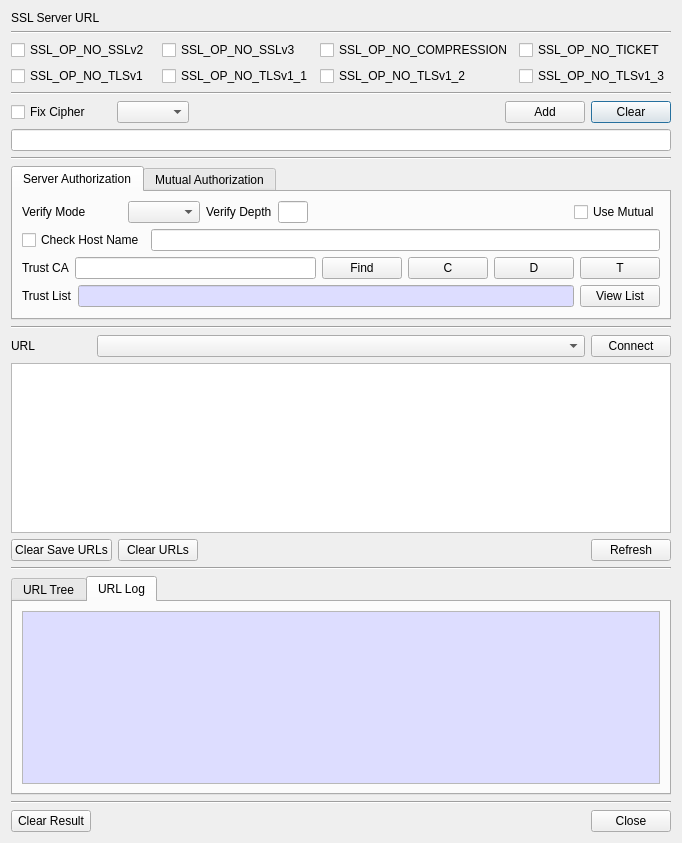
jykim74/BerEditor, file BerEditor/ssl_verify_dlg.ui: the form before one commit.
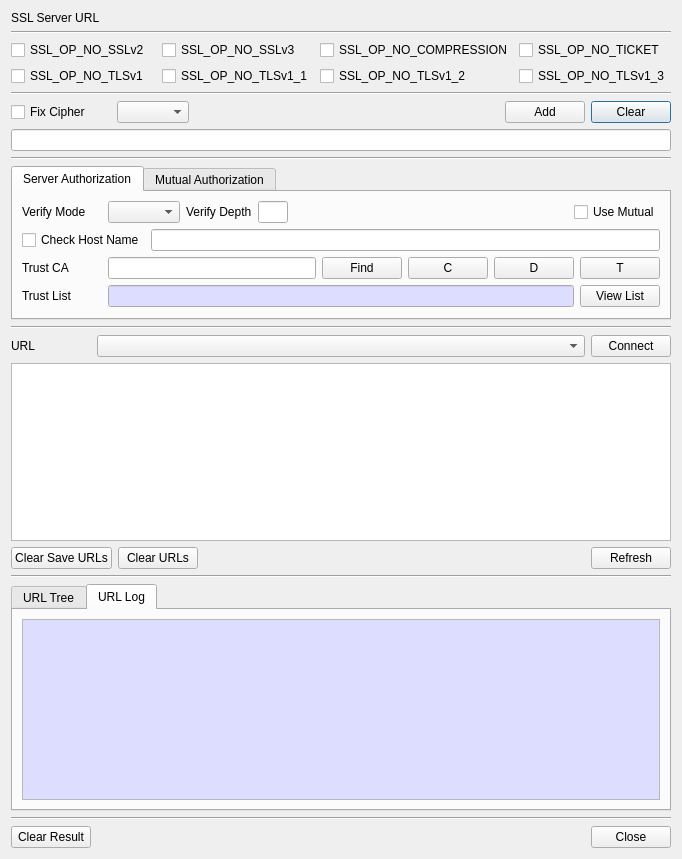
The form after the commit.

What changed in the file:
```diff
--- a/BerEditor/ssl_verify_dlg.ui
+++ b/BerEditor/ssl_verify_dlg.ui
@@ -7,7 +7,7 @@
     <x>0</x>
     <y>0</y>
     <width>682</width>
-    <height>843</height>
+    <height>859</height>
    </rect>
   </property>
   <property name="windowTitle">
@@ -223,7 +223,7 @@
           <widget class="QLabel" name="label_5">
            <property name="minimumSize">
             <size>
-             <width>100</width>
+             <width>80</width>
              <height>0</height>
             </size>
            </property>
@@ -272,6 +272,12 @@
          </item>
          <item row="0" column="0">
           <widget class="QLabel" name="label_3">
+           <property name="minimumSize">
+            <size>
+             <width>80</width>
+             <height>0</height>
+            </size>
+           </property>
            <property name="text">
             <string>Trust CA</string>
            </property>
@@ -341,6 +347,12 @@
          </item>
          <item row="0" column="0">
           <widget class="QLabel" name="label_10">
+           <property name="minimumSize">
+            <size>
+             <width>80</width>
+             <height>0</height>
+            </size>
+           </property>
            <property name="text">
             <string>Trust List</string>
            </property>
```
